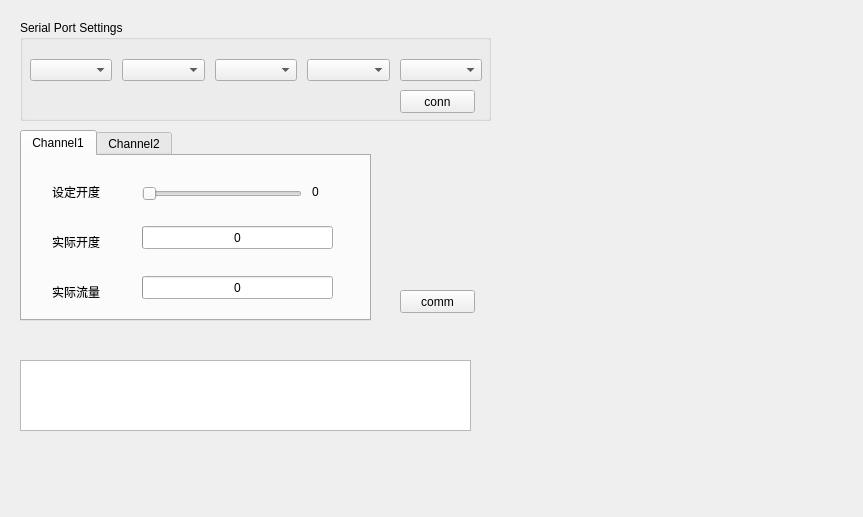
First picture: the form in gui/mb_gui.ui, repository zpcaams/OrchardSprayingMachine, before the edit.
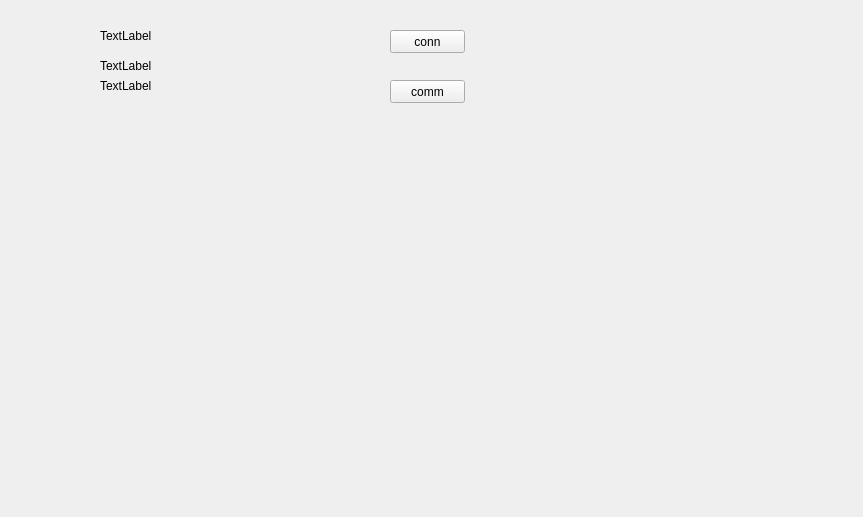
Second picture: the form after the edit.

Commit message: 用QTimer代替原有创建进程的方式实现等间隔通信。 modbus通信内容改为三路输入寄存器，结果显示在主界面上。

What changed in the file:
```diff
--- a/gui/mb_gui.ui
+++ b/gui/mb_gui.ui
@@ -13,295 +13,11 @@
   <property name="windowTitle">
    <string>mb_gui</string>
   </property>
-  <widget class="QTextEdit" name="textEdit">
-   <property name="geometry">
-    <rect>
-     <x>20</x>
-     <y>360</y>
-     <width>451</width>
-     <height>71</height>
-    </rect>
-   </property>
-  </widget>
-  <widget class="QGroupBox" name="groupBox">
-   <property name="geometry">
-    <rect>
-     <x>20</x>
-     <y>20</y>
-     <width>471</width>
-     <height>101</height>
-    </rect>
-   </property>
-   <property name="title">
-    <string>Serial Port Settings</string>
-   </property>
-   <widget class="QPushButton" name="connButton">
-    <property name="geometry">
-     <rect>
-      <x>380</x>
-      <y>70</y>
-      <width>75</width>
-      <height>23</height>
-     </rect>
-    </property>
-    <property name="text">
-     <string>conn</string>
-    </property>
-   </widget>
-   <widget class="QWidget" name="layoutWidget">
-    <property name="geometry">
-     <rect>
-      <x>10</x>
-      <y>20</y>
-      <width>420</width>
-      <height>14</height>
-     </rect>
-    </property>
-    <layout class="QHBoxLayout" name="horizontalLayout_2">
-     <property name="spacing">
-      <number>40</number>
-     </property>
-     <item>
-      <widget class="QLabel" name="label">
-       <property name="text">
-        <string>Port Number</string>
-       </property>
-      </widget>
-     </item>
-     <item>
-      <widget class="QLabel" name="label_2">
-       <property name="text">
-        <string>Baudrate</string>
-       </property>
-      </widget>
-     </item>
-     <item>
-      <widget class="QLabel" name="label_3">
-       <property name="text">
-        <string>Data Bits</string>
-       </property>
-      </widget>
-     </item>
-     <item>
-      <widget class="QLabel" name="label_4">
-       <property name="text">
-        <string>Stop Bits</string>
-       </property>
-      </widget>
-     </item>
-     <item>
-      <widget class="QLabel" name="label_9">
-       <property name="text">
-        <string>Parity</string>
-       </property>
-      </widget>
-     </item>
-    </layout>
-   </widget>
-   <widget class="QWidget" name="layoutWidget">
-    <property name="geometry">
-     <rect>
-      <x>10</x>
-      <y>30</y>
-      <width>452</width>
-      <height>40</height>
-     </rect>
-    </property>
-    <layout class="QHBoxLayout" name="horizontalLayout">
-     <property name="spacing">
-      <number>10</number>
-     </property>
-     <property name="leftMargin">
-      <number>0</number>
-     </property>
-     <property name="topMargin">
-      <number>0</number>
-     </property>
-     <property name="rightMargin">
-      <number>0</number>
-     </property>
-     <property name="bottomMargin">
-      <number>0</number>
-     </property>
-     <item>
-      <widget class="QComboBox" name="comboPortNumber"/>
-     </item>
-     <item>
-      <widget class="QComboBox" name="comboBaud"/>
-     </item>
-     <item>
-      <widget class="QComboBox" name="comboDataBits"/>
-     </item>
-     <item>
-      <widget class="QComboBox" name="comboStopBits"/>
-     </item>
-     <item>
-      <widget class="QComboBox" name="comboParity"/>
-     </item>
-    </layout>
-   </widget>
-  </widget>
-  <widget class="QTabWidget" name="tabWidget">
-   <property name="geometry">
-    <rect>
-     <x>20</x>
-     <y>130</y>
-     <width>351</width>
-     <height>191</height>
-    </rect>
-   </property>
-   <property name="currentIndex">
-    <number>0</number>
-   </property>
-   <widget class="QWidget" name="TabCh1">
-    <property name="enabled">
-     <bool>true</bool>
-    </property>
-    <attribute name="title">
-     <string>Channel1</string>
-    </attribute>
-    <widget class="QLabel" name="label_10">
-     <property name="geometry">
-      <rect>
-       <x>30</x>
-       <y>30</y>
-       <width>54</width>
-       <height>12</height>
-      </rect>
-     </property>
-     <property name="text">
-      <string>设定开度</string>
-     </property>
-    </widget>
-    <widget class="QLabel" name="label_11">
-     <property name="geometry">
-      <rect>
-       <x>30</x>
-       <y>80</y>
-       <width>54</width>
-       <height>12</height>
-      </rect>
-     </property>
-     <property name="text">
-      <string>实际开度</string>
-     </property>
-    </widget>
-    <widget class="QLabel" name="label_12">
-     <property name="geometry">
-      <rect>
-       <x>30</x>
-       <y>130</y>
-       <width>54</width>
-       <height>12</height>
-      </rect>
-     </property>
-     <property name="text">
-      <string>实际流量</string>
-     </property>
-    </widget>
-    <widget class="QProgressBar" name="pBarValve">
-     <property name="geometry">
-      <rect>
-       <x>120</x>
-       <y>70</y>
-       <width>191</width>
-       <height>23</height>
-      </rect>
-     </property>
-     <property name="layoutDirection">
-      <enum>Qt::LeftToRight</enum>
-     </property>
-     <property name="maximum">
-      <number>1023</number>
-     </property>
-     <property name="value">
-      <number>0</number>
-     </property>
-     <property name="orientation">
-      <enum>Qt::Horizontal</enum>
-     </property>
-     <property name="textDirection">
-      <enum>QProgressBar::TopToBottom</enum>
-     </property>
-     <property name="format">
-      <string>%v</string>
-     </property>
-    </widget>
-    <widget class="QSlider" name="hSliderValve">
-     <property name="geometry">
-      <rect>
-       <x>120</x>
-       <y>30</y>
-       <width>160</width>
-       <height>16</height>
-      </rect>
-     </property>
-     <property name="maximum">
-      <number>4095</number>
-     </property>
-     <property name="singleStep">
-      <number>10</number>
-     </property>
-     <property name="pageStep">
-      <number>100</number>
-     </property>
-     <property name="orientation">
-      <enum>Qt::Horizontal</enum>
-     </property>
-    </widget>
-    <widget class="QProgressBar" name="pBarFlow">
-     <property name="geometry">
-      <rect>
-       <x>120</x>
-       <y>120</y>
-       <width>191</width>
-       <height>23</height>
-      </rect>
-     </property>
-     <property name="layoutDirection">
-      <enum>Qt::LeftToRight</enum>
-     </property>
-     <property name="maximum">
-      <number>4095</number>
-     </property>
-     <property name="value">
-      <number>0</number>
-     </property>
-     <property name="orientation">
-      <enum>Qt::Horizontal</enum>
-     </property>
-     <property name="textDirection">
-      <enum>QProgressBar::TopToBottom</enum>
-     </property>
-     <property name="format">
-      <string>%v</string>
-     </property>
-    </widget>
-    <widget class="QLabel" name="labelValve">
-     <property name="geometry">
-      <rect>
-       <x>290</x>
-       <y>30</y>
-       <width>54</width>
-       <height>12</height>
-      </rect>
-     </property>
-     <property name="text">
-      <string>0</string>
-     </property>
-    </widget>
-   </widget>
-   <widget class="QWidget" name="TabCh2">
-    <attribute name="title">
-     <string>Channel2</string>
-    </attribute>
-   </widget>
-  </widget>
   <widget class="QPushButton" name="commButton">
    <property name="geometry">
     <rect>
-     <x>400</x>
-     <y>290</y>
+     <x>390</x>
+     <y>80</y>
      <width>75</width>
      <height>23</height>
     </rect>
@@ -310,6 +26,58 @@
     <string>comm</string>
    </property>
   </widget>
+  <widget class="QPushButton" name="connButton">
+   <property name="geometry">
+    <rect>
+     <x>390</x>
+     <y>30</y>
+     <width>75</width>
+     <height>23</height>
+    </rect>
+   </property>
+   <property name="text">
+    <string>conn</string>
+   </property>
+  </widget>
+  <widget class="QLabel" name="label_1">
+   <property name="geometry">
+    <rect>
+     <x>100</x>
+     <y>30</y>
+     <width>54</width>
+     <height>12</height>
+    </rect>
+   </property>
+   <property name="text">
+    <string>TextLabel</string>
+   </property>
+  </widget>
+  <widget class="QLabel" name="label_2">
+   <property name="geometry">
+    <rect>
+     <x>100</x>
+     <y>60</y>
+     <width>54</width>
+     <height>12</height>
+    </rect>
+   </property>
+   <property name="text">
+    <string>TextLabel</string>
+   </property>
+  </widget>
+  <widget class="QLabel" name="label_3">
+   <property name="geometry">
+    <rect>
+     <x>100</x>
+     <y>80</y>
+     <width>54</width>
+     <height>12</height>
+    </rect>
+   </property>
+   <property name="text">
+    <string>TextLabel</string>
+   </property>
+  </widget>
  </widget>
  <layoutdefault spacing="6" margin="11"/>
  <resources/>
```
The commit also changes 5 other files.
